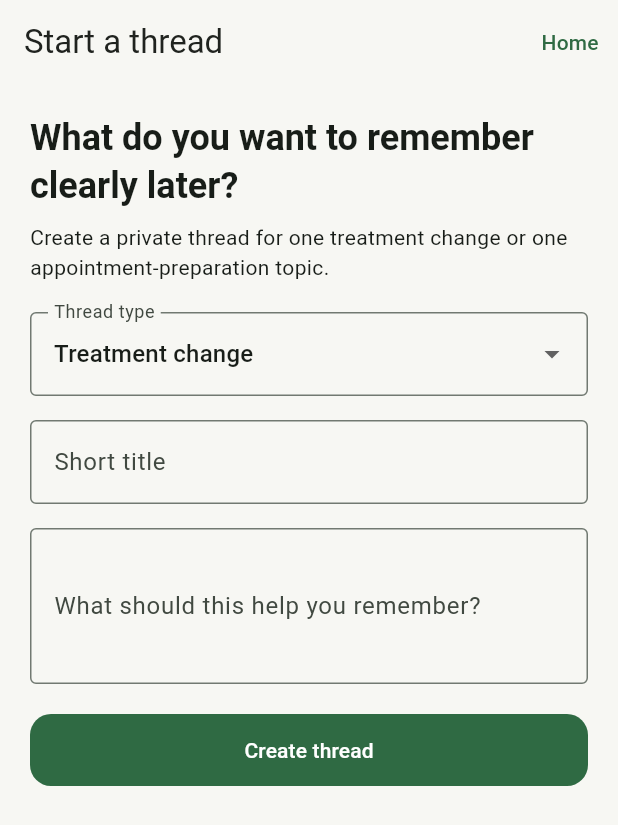
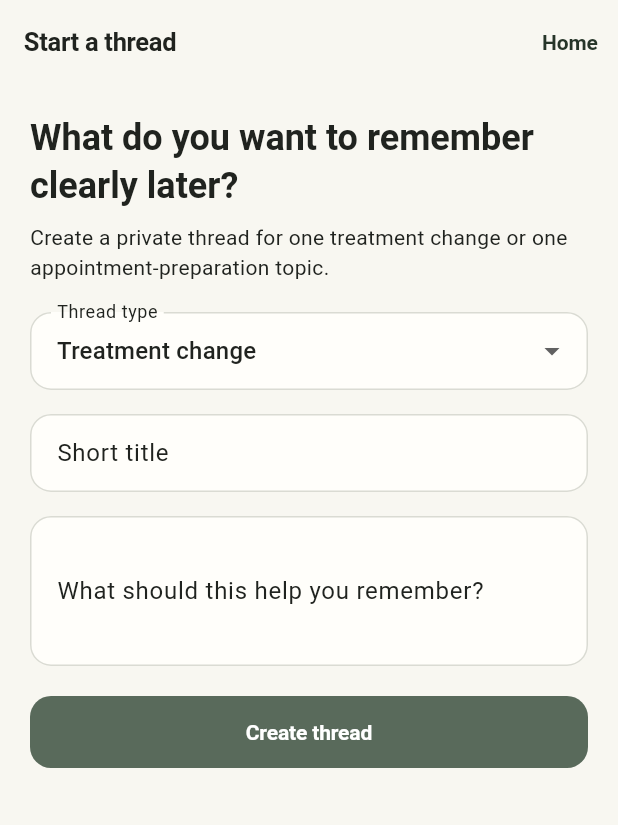
Before and after one commit to agramainio/tacite, a Flutter app: the screen it shows after launch, after a tap on "Start a thread", on a phone screen of 412 x 824 dp. Shown: the top 825 px of the screen. Run offline on Flutter 3.47's test engine with Material 3 defaults, Android fonts, the phone set to English and light mode, and no system bars; our stand-ins replace dio, flutter_secure_storage, go_router, shared_preferences; accounts and stored records are empty; network calls fail; Roboto replaces fonts that are missing (System).

Commit message:
Add Tacite design foundation

```diff
--- a/mobile/interim_app/lib/shared/theme/interim_theme.dart
+++ b/mobile/interim_app/lib/shared/theme/interim_theme.dart
@@ -1,43 +1,109 @@
 import 'package:flutter/material.dart';
+
+import 'tacite_colors.dart';
 
 class InterimTheme {
   static ThemeData get light {
-    const seed = Color(0xFF6F7C70);
+    final base = ThemeData(
+      useMaterial3: true,
+      fontFamily: 'System',
+      scaffoldBackgroundColor: TaciteColors.paper,
+      colorScheme: const ColorScheme.light(
+        primary: TaciteColors.accent,
+        onPrimary: Colors.white,
+        secondary: TaciteColors.accentSoft,
+        onSecondary: TaciteColors.accentInk,
+        surface: TaciteColors.panel,
+        onSurface: TaciteColors.ink,
+        error: TaciteColors.danger,
+        onError: Colors.white,
+      ),
+    );
 
-    return ThemeData(
-      useMaterial3: true,
-      colorScheme: ColorScheme.fromSeed(
-        seedColor: seed,
-        brightness: Brightness.light,
-      ),
-      scaffoldBackgroundColor: const Color(0xFFF7F7F3),
+    return base.copyWith(
+      splashColor: Colors.transparent,
+      highlightColor: Colors.transparent,
       appBarTheme: const AppBarTheme(
         centerTitle: false,
         elevation: 0,
-        backgroundColor: Color(0xFFF7F7F3),
-        foregroundColor: Color(0xFF20231F),
+        scrolledUnderElevation: 0,
+        backgroundColor: TaciteColors.paper,
+        foregroundColor: TaciteColors.ink,
+        titleTextStyle: TextStyle(
+          color: TaciteColors.ink,
+          fontSize: 17,
+          fontWeight: FontWeight.w700,
+          letterSpacing: -0.2,
+        ),
       ),
       cardTheme: CardThemeData(
         elevation: 0,
-        color: const Color(0xFFFFFFFF),
+        color: TaciteColors.panel,
+        surfaceTintColor: Colors.transparent,
         shape: RoundedRectangleBorder(
           borderRadius: BorderRadius.circular(18),
-          side: const BorderSide(color: Color(0xFFE0E2DC)),
+          side: const BorderSide(color: TaciteColors.line),
         ),
         margin: EdgeInsets.zero,
+      ),
+      inputDecorationTheme: InputDecorationTheme(
+        filled: true,
+        fillColor: TaciteColors.panel,
+        contentPadding: const EdgeInsets.symmetric(
+          horizontal: 14,
+          vertical: 14,
+        ),
+        border: OutlineInputBorder(
+          borderRadius: BorderRadius.circular(14),
+          borderSide: const BorderSide(color: TaciteColors.line),
+        ),
+        enabledBorder: OutlineInputBorder(
+          borderRadius: BorderRadius.circular(14),
+          borderSide: const BorderSide(color: TaciteColors.line),
+        ),
+        focusedBorder: OutlineInputBorder(
+          borderRadius: BorderRadius.circular(14),
+          borderSide: const BorderSide(color: TaciteColors.accent, width: 1.4),
+        ),
       ),
       filledButtonTheme: FilledButtonThemeData(
         style: FilledButton.styleFrom(
           minimumSize: const Size.fromHeight(48),
+          elevation: 0,
+          backgroundColor: TaciteColors.accent,
+          foregroundColor: Colors.white,
           shape: RoundedRectangleBorder(
             borderRadius: BorderRadius.circular(14),
+          ),
+          textStyle: const TextStyle(
+            fontWeight: FontWeight.w700,
+            letterSpacing: -0.1,
+          ),
+        ),
+      ),
+      outlinedButtonTheme: OutlinedButtonThemeData(
+        style: OutlinedButton.styleFrom(
+          minimumSize: const Size.fromHeight(48),
+          foregroundColor: TaciteColors.ink,
+          side: const BorderSide(color: TaciteColors.line),
+          shape: RoundedRectangleBorder(
+            borderRadius: BorderRadius.circular(14),
+          ),
+          textStyle: const TextStyle(
+            fontWeight: FontWeight.w700,
+            letterSpacing: -0.1,
           ),
         ),
       ),
       textButtonTheme: TextButtonThemeData(
         style: TextButton.styleFrom(
+          foregroundColor: TaciteColors.accentInk,
           shape: RoundedRectangleBorder(
-            borderRadius: BorderRadius.circular(14),
+            borderRadius: BorderRadius.circular(12),
+          ),
+          textStyle: const TextStyle(
+            fontWeight: FontWeight.w700,
+            letterSpacing: -0.1,
           ),
         ),
       ),
--- /dev/null
+++ b/mobile/interim_app/lib/shared/theme/tacite_colors.dart
@@ -0,0 +1,27 @@
+import 'package:flutter/material.dart';
+
+class TaciteColors {
+  const TaciteColors._();
+
+  static const paper = Color(0xFFF8F7F1);
+  static const paperMuted = Color(0xFFF0EFE8);
+  static const panel = Color(0xFFFFFEFA);
+  static const panelSoft = Color(0xFFF4F3EC);
+
+  static const ink = Color(0xFF20231F);
+  static const inkMuted = Color(0xFF62665D);
+  static const inkSoft = Color(0xFF8A8D84);
+
+  static const line = Color(0xFFDADBD3);
+  static const lineSoft = Color(0xFFE8E8E0);
+
+  static const accent = Color(0xFF596A5B);
+  static const accentSoft = Color(0xFFDDE6D9);
+  static const accentInk = Color(0xFF263529);
+
+  static const warning = Color(0xFF775A2B);
+  static const warningSoft = Color(0xFFF2E5C9);
+
+  static const danger = Color(0xFF783E3B);
+  static const dangerSoft = Color(0xFFF0D7D4);
+}
```
Also changed, not shown: mobile/interim_app/lib/shared/theme/tacite_spacing.dart (added, +16 -0 lines), mobile/interim_app/lib/shared/theme/tacite_text_styles.dart (added, +59 -0 lines), mobile/interim_app/lib/shared/widgets/tacite_chip.dart (added, +50 -0 lines), mobile/interim_app/lib/shared/widgets/tacite_message.dart (added, +33 -0 lines), mobile/interim_app/lib/shared/widgets/tacite_panel.dart (added, +29 -0 lines), mobile/interim_app/lib/shared/widgets/tacite_primary_button.dart (added, +36 -0 lines), mobile/interim_app/lib/shared/widgets/tacite_scaffold.dart (added, +39 -0 lines), mobile/interim_app/lib/shared/widgets/tacite_secondary_button.dart (added, +34 -0 lines), mobile/interim_app/lib/shared/widgets/tacite_section_header.dart (added, +28 -0 lines), mobile/interim_app/lib/shared/widgets/tacite_text_area.dart (added, +29 -0 lines), mobile/interim_app/lib/shared/widgets/tacite_timeline_card.dart (added, +40 -0 lines), 1 other file.
